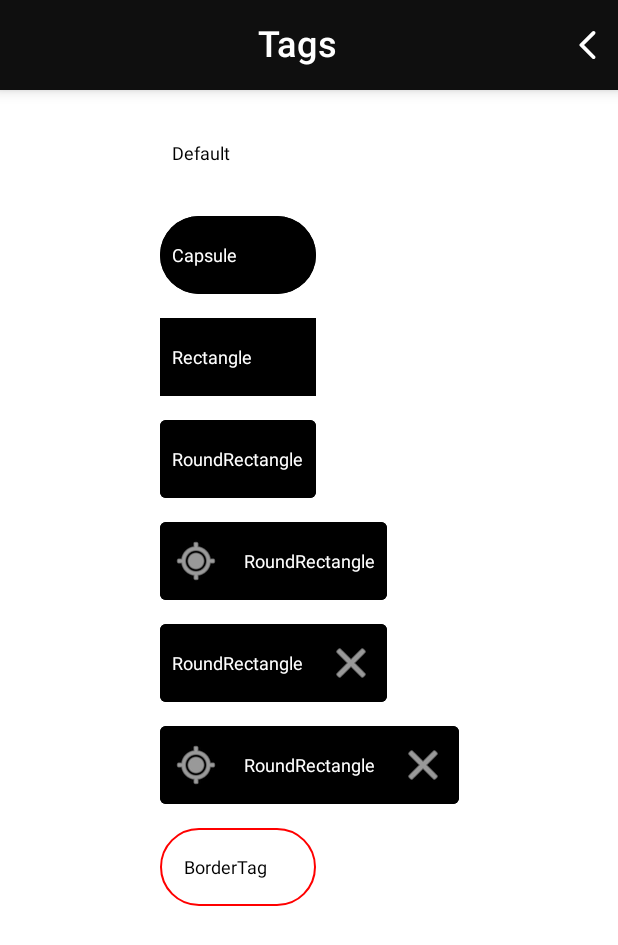
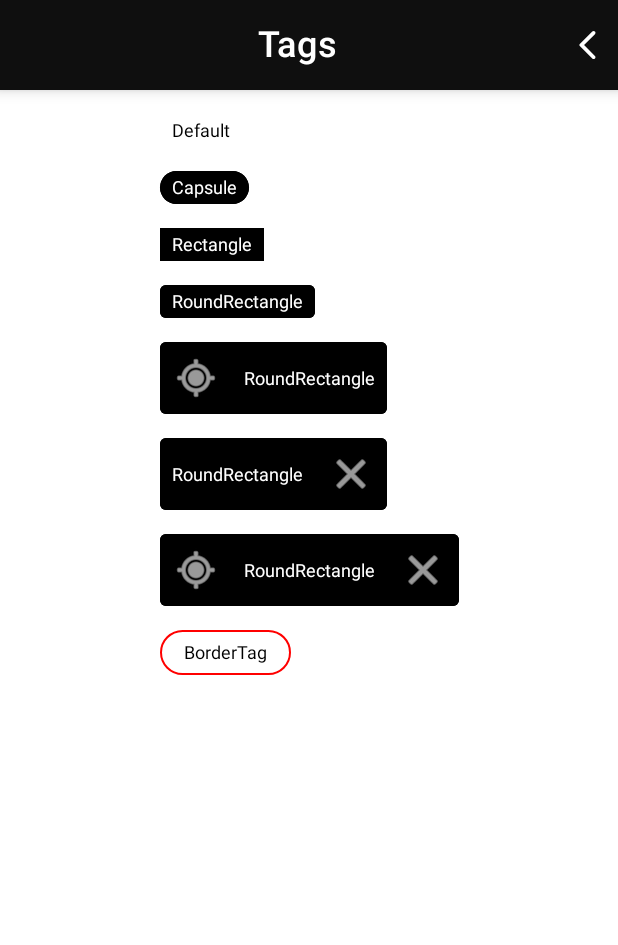
Before and after one commit to codeandtheory/YTag-android, an Android app built with Jetpack Compose: the YTagActivity screen opened directly, with no data from a screen before it, on a phone screen of 412 x 824 dp. Shown: the top 945 px of the screen. Run offline under Robolectric (Android 15) with nearby library versions, the phone set to English and light mode, and no system bars.

Commit message:
1. Added more text modifiers

```diff
--- a/YCoreUILib/src/main/java/co/yml/ycoreui/ui/ytag/TagView.kt
+++ b/YCoreUILib/src/main/java/co/yml/ycoreui/ui/ytag/TagView.kt
@@ -24,7 +24,6 @@ import co.yml.ycoreui.ui.ytag.model.TagViewModifiers
 fun TagView(tagViewModifiers: TagViewModifiers) {
     with(tagViewModifiers) {
         Row(modifier = Modifier
-            .defaultMinSize(minWidth = 104.dp, minHeight = 52.dp)
             .run {
                 if (enableBorder) {
                     border(
@@ -47,6 +46,10 @@ fun TagView(tagViewModifiers: TagViewModifiers) {
                 text = tagViewModifiers.text,
                 color = tagViewModifiers.textColor,
                 fontSize = tagViewModifiers.fontSize,
+                fontWeight = tagViewModifiers.fontWeight,
+                fontFamily = tagViewModifiers.fontFamily,
+                fontStyle = tagViewModifiers.fontStyle,
+                letterSpacing = tagViewModifiers.letterSpacing,
                 modifier = Modifier
                     .padding(
                         startPadding,
@@ -58,7 +61,14 @@ fun TagView(tagViewModifiers: TagViewModifiers) {
                     .semantics {
                         this.contentDescription = text
                     },
-                style = tagViewModifiers.style
+                style = tagViewModifiers.style,
+                textDecoration = tagViewModifiers.textDecoration,
+                textAlign = tagViewModifiers.textAlign,
+                lineHeight = tagViewModifiers.lineHeight,
+                overflow = tagViewModifiers.overflow,
+                softWrap = tagViewModifiers.softWrap,
+                maxLines = tagViewModifiers.maxLines,
+                onTextLayout = tagViewModifiers.onTextLayout
             )
 
             trailingIcon?.invoke()
```
